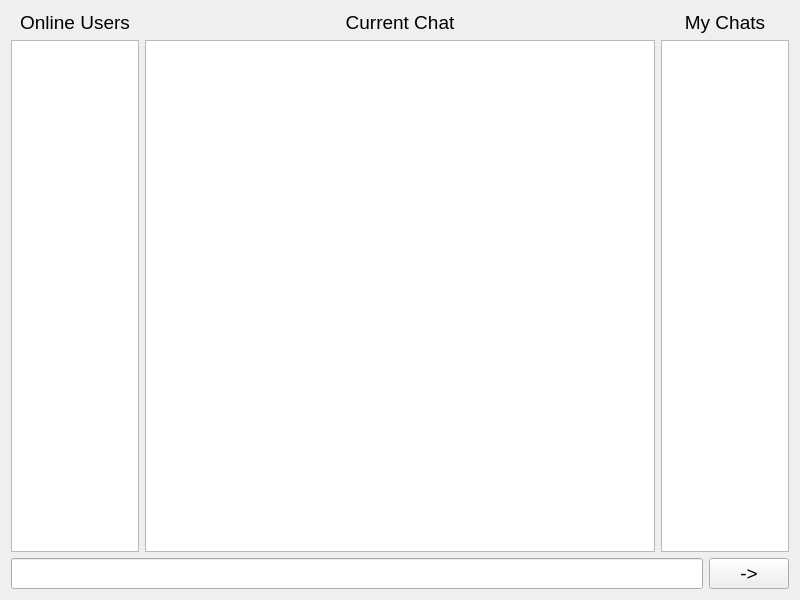
LesterEvSe/Messenger-Client, file Client/client.ui: the form before one commit.
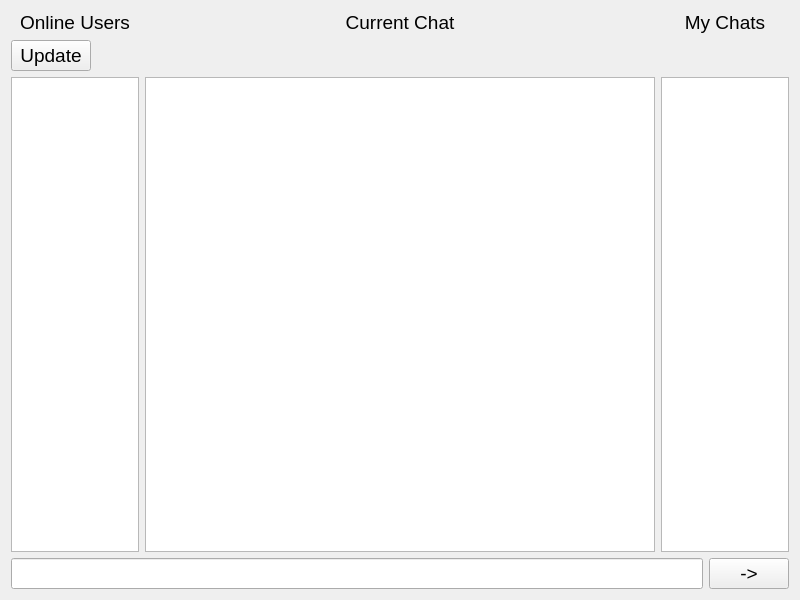
The form after the commit.

Commit message: Adding online users

```diff
--- a/Client/client.ui
+++ b/Client/client.ui
@@ -71,6 +71,33 @@
      </item>
     </layout>
    </item>
+   <item>
+    <layout class="QHBoxLayout" name="horizontalLayout_4">
+     <item>
+      <widget class="QPushButton" name="updateOnlineUsersButton">
+       <property name="text">
+        <string>Update</string>
+       </property>
+      </widget>
+     </item>
+     <item>
+      <spacer name="horizontalSpacer">
+       <property name="orientation">
+        <enum>Qt::Horizontal</enum>
+       </property>
+       <property name="sizeType">
+        <enum>QSizePolicy::MinimumExpanding</enum>
+       </property>
+       <property name="sizeHint" stdset="0">
+        <size>
+         <width>40</width>
+         <height>20</height>
+        </size>
+       </property>
+      </spacer>
+     </item>
+    </layout>
+   </item>
    <item>
     <layout class="QHBoxLayout" name="horizontalLayout">
      <item>
```
Left out of the diff: 4 changed lines with no effect on the pictures. The commit also changes 2 other files.
